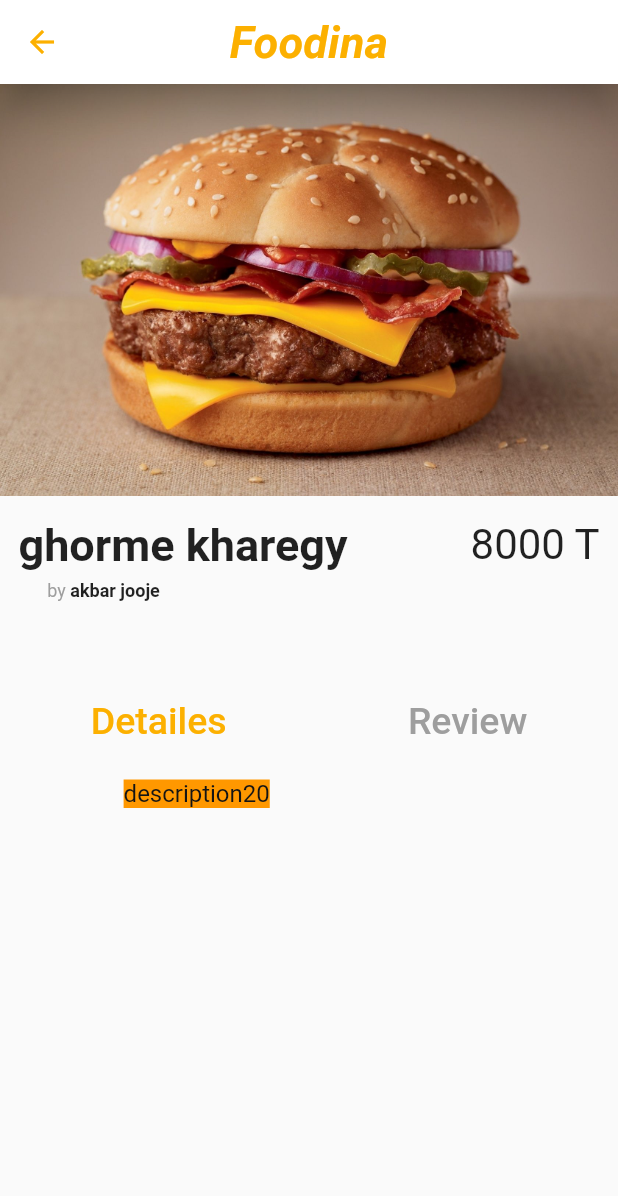
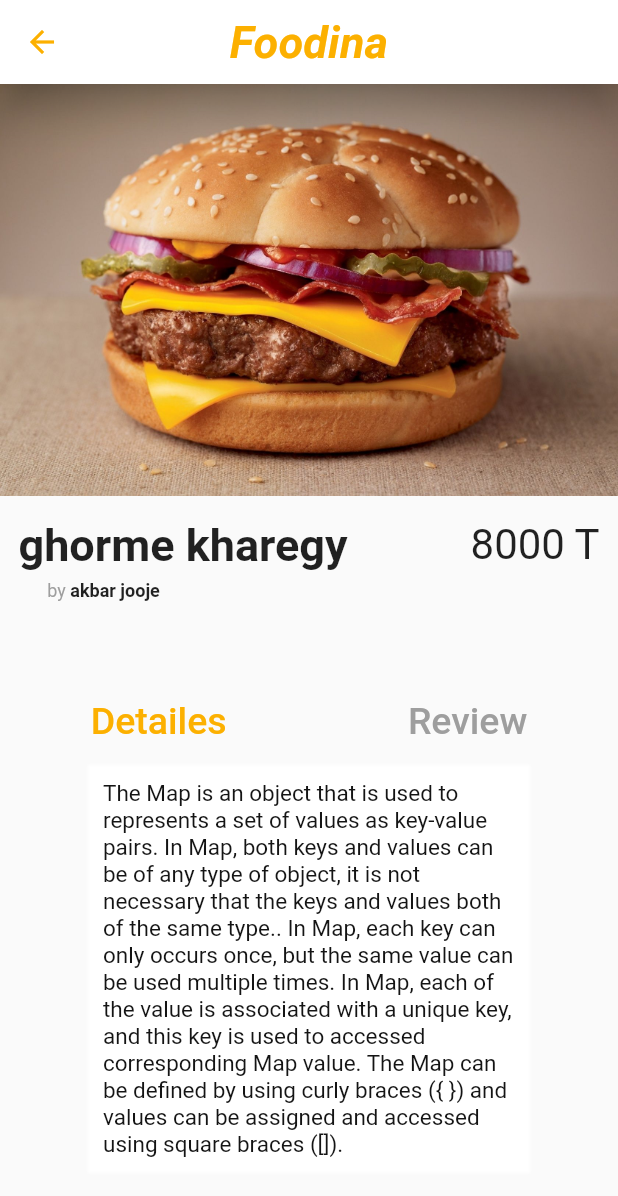
Before and after one commit to seyed-mostafa/seller_app, a Flutter app: the screen it shows after launch, after a tap on "ghorme kharegy", on a phone screen of 412 x 824 dp. Shown: the top 1196 px of the screen. Run offline on Flutter 3.47's test engine with Material 2 defaults, Android fonts, the light colour scheme and no system bars; our stand-ins replace google_maps_flutter.

Commit message:
تکمیل بخش توضیحات و نظرات غذاها

```diff
--- a/lib/Pages/FoodPage.dart
+++ b/lib/Pages/FoodPage.dart
@@ -20,38 +20,58 @@ class FoodPage extends StatefulWidget {
 class _FoodPageState extends State<FoodPage> {
   int state = 1;
 
-
   @override
   Widget build(BuildContext context) {
-    DetailesOrReview(){
-      if(state==1){
+    DetailesOrReview() {
+      if (state == 1) {
         return Container(
             alignment: Alignment.centerLeft,
-          padding: EdgeInsets.symmetric(horizontal: MediaQuery.of(context).size.width/5,vertical: 15),
-          child:
-          Container(
-          color: Colors.orange,
+            padding: EdgeInsets.symmetric(
+                horizontal: MediaQuery.of(context).size.width / 6,
+                vertical: 15),
+            child: Container(
+              child: Container(
+                decoration: BoxDecoration(boxShadow: [
+                  BoxShadow(
+                      color: Colors.white,
+                      spreadRadius: 10,
+                      blurRadius: 0.5,
+                      offset: Offset(0, 0))
+                ]),
+                child: Text(
+                  widget.restaurants[widget.currentRestaurant]
+                      .getMenu()[widget.currentFood]
+                      .getDescription(),
+                  style: TextStyle(color: theme.black, fontSize: 15),
+                ),
+              ),
+            ));
+      } else {
+        return Container(
+            alignment: Alignment.centerLeft,
+            padding: EdgeInsets.symmetric(
+                horizontal: MediaQuery.of(context).size.width / 6,
+                vertical: 15),
+            child: Container(
+              child: Container(
+                decoration: BoxDecoration(boxShadow: [
+                  BoxShadow(
+                      color: Colors.white,
+                      spreadRadius: 10,
+                      blurRadius: 0.5,
+                      offset: Offset(0, 0))
+                ]),
                 child: Text(widget.restaurants[widget.currentRestaurant]
                     .getMenu()[widget.currentFood]
-              .getDescription(),style: TextStyle(color: theme.black,fontSize: 16),),
-          )
-      );
-
-      }else{
-        return ListView(
-          children: List.generate(
-              widget.restaurants[widget.currentRestaurant].getMenu()[widget.currentFood].getComment().length
-              , (index) => Text(widget.restaurants[widget.currentRestaurant].getMenu()[widget.currentFood].getComment()[index])),
-        );
-
+                    .getComment()
+                    .elementAt(0)),
+              ),
+            ));
       }
     }
 
     foodData() {
-
-
-      return Container(
-        child: Column(
+      return ListView(
         children: [
           Container(
             height: MediaQuery.of(context).size.height / 3,
@@ -62,8 +82,9 @@ class _FoodPageState extends State<FoodPage> {
             ),
           ),
           Container(
-
-              padding: EdgeInsets.symmetric(horizontal: MediaQuery.of(context).size.width/100,vertical: 15),
+            padding: EdgeInsets.symmetric(
+                horizontal: MediaQuery.of(context).size.width / 100,
+                vertical: 15),
             child: Column(
               children: [
                 Row(children: [
@@ -92,27 +113,29 @@ class _FoodPageState extends State<FoodPage> {
                 SizedBox(
                   height: 5,
                 ),
-
                 Row(
                   children: [
                     Spacer(),
-                      Text('by ',style: TextStyle(fontSize: 12,color: Colors.grey),),
-                      Text(widget.restaurants[widget.currentRestaurant]
-                          .getName(),
-
-                        style: TextStyle(fontSize:12,fontWeight: FontWeight.bold),
+                    Text(
+                      'by ',
+                      style: TextStyle(fontSize: 12, color: Colors.grey),
                     ),
-                      Spacer(flex: 10,),
+                    Text(
+                      widget.restaurants[widget.currentRestaurant].getName(),
+                      style:
+                          TextStyle(fontSize: 12, fontWeight: FontWeight.bold),
+                    ),
+                    Spacer(
+                      flex: 10,
+                    ),
                     Text(''),
                     Spacer(),
                   ],
                 ),
-
               ],
             ),
           ),
-
-            Padding(padding:EdgeInsets.all(20)),
+          Padding(padding: EdgeInsets.all(20)),
           Row(
             children: [
               Spacer(),
@@ -126,9 +149,9 @@ class _FoodPageState extends State<FoodPage> {
                 },
                 child: Text('Detailes',
                     style: TextStyle(
-
                       fontSize: 25,
-                          color: state == 1 ? theme.yellow : Colors.grey,)),
+                      color: state == 1 ? theme.yellow : Colors.grey,
+                    )),
               ),
               Spacer(
                 flex: 2,
@@ -151,12 +174,9 @@ class _FoodPageState extends State<FoodPage> {
           ),
           DetailesOrReview(),
           Spacer(),
-
         ],
-        ),
       );
     }
-
 
     return Scaffold(
       appBar: appBar(),
--- a/lib/SplashScreen.dart
+++ b/lib/SplashScreen.dart
@@ -13,51 +13,101 @@ class SplashScreen extends StatefulWidget {
 }
 
 class _SplashScreenState extends State<SplashScreen> {
-  Restaurant restaurant1=new Restaurant('akbar jooje', LatLng(35.717676891099835, 51.331243399093914), '09123456780', '1234');
-  List<Restaurant> restaurants= List.empty(growable: true);
+  Restaurant restaurant1 = new Restaurant('akbar jooje',
+      LatLng(35.717676891099835, 51.331243399093914), '09123456780', '1234');
+  List<Restaurant> restaurants = List.empty(growable: true);
   bool EnteredUser = true;
   int currentRestaurant = 0;
 
   @override
   void initState() {
-  restaurants.add(restaurant1);
+    restaurants.add(restaurant1);
     //restaurants.add(Restaurant("name", null, "phoneNumber", "password"));
-  List<Food> food=[
-  Food('ghorme kharegy', 'description20', 8000,null , false, true, TypeFood.International),
-  Food('ghorme', 'description1 \n sdsdsxswd\n sdwdwdhkouojojqox', 25000,null , false, true, TypeFood.PersianFood),
-  Food('makhsoos', 'description3', 25000,null , false, true, TypeFood.Pizza),
-  Food('sabzijat', 'description4', 25000,null , false, true, TypeFood.Pizza),
-  Food('hamberger', 'description5', 65000,20 , false, true, TypeFood.Sandwich),
-  Food('sosis', 'description6', 25000,null , false, true, TypeFood.Sandwich),
-  Food('ab', 'description7', 25000,null , false, true, TypeFood.Drinks),
-  Food('doogh', 'description8', 40000,52 , false, true, TypeFood.Drinks),
-  Food('bastany', 'description9', 25000,null , false, true, TypeFood.Dessert),
-  Food('jely', 'description10', 25000,null , false, true, TypeFood.Dessert),
-  Food('soop', 'description11', 25000,60 , false, true, TypeFood.Appetizer),
-  Food('fereny', 'description12', 25000,null , false, true, TypeFood.Appetizer),
-  Food('morgh sokhary', 'description13', 80000,null , false, true, TypeFood.Fried),
-  Food('gharch sorakhy', 'description14', 25000,null , false, true, TypeFood.Fried),
-  Food('Medium Rare', 'description15', 15000,null , false, true, TypeFood.Steaks),
-  Food('T-bone Steak', 'description16', 25000,20 , false, true, TypeFood.Steaks),
-  Food('nimroo', 'description17', 5000,null , false, true, TypeFood.Breakfast)
-  ];
+    Food food1 = Food('ghorme', 'description1', 25000, null, false, true,
+        TypeFood.PersianFood);
+    Food food2 = Food(
+        'gheime', 'description2', 30000, 20, false, true, TypeFood.PersianFood);
+    Food food3 = Food(
+        'makhsoos', 'description3', 25000, null, false, true, TypeFood.Pizza);
+    Food food4 = Food(
+        'sabzijat', 'description4', 25000, null, false, true, TypeFood.Pizza);
+    Food food5 = Food(
+        'hamberger', 'description5', 65000, 20, false, true, TypeFood.Sandwich);
+    Food food6 = Food(
+        'sosis', 'description6', 25000, null, false, true, TypeFood.Sandwich);
+    Food food7 =
+        Food('ab', 'description7', 25000, null, false, true, TypeFood.Drinks);
+    Food food8 =
+        Food('doogh', 'description8', 40000, 52, false, true, TypeFood.Drinks);
+    Food food9 = Food(
+        'bastany', 'description9', 25000, null, false, true, TypeFood.Dessert);
+    Food food10 = Food(
+        'jely', 'description10', 25000, null, false, true, TypeFood.Dessert);
+    Food food11 = Food(
+        'soop', 'description11', 25000, 60, false, true, TypeFood.Appetizer);
+    Food food12 = Food('fereny', 'description12', 25000, null, false, true,
+        TypeFood.Appetizer);
+    Food food13 = Food('morgh sokhary', 'description13', 80000, null, false,
+        true, TypeFood.Fried);
+    Food food14 = Food('gharch sorakhy', 'description14', 25000, null, false,
+        true, TypeFood.Fried);
+    Food food15 = Food('Medium Rare', 'description15', 15000, null, false, true,
+        TypeFood.Steaks);
+    Food food16 = Food('T-bone Steak', 'description16', 25000, 20, false, true,
+        TypeFood.Steaks);
+    Food food17 = Food(
+        'nimroo', 'description17', 5000, null, false, true, TypeFood.Breakfast);
+    Food food18 = Food('pancake', 'description18', 25000, null, false, true,
+        TypeFood.Breakfast);
+    Food food19 = Food('ghorme kharegy', 'description19', 25000, 50, false,
+        true, TypeFood.International);
+    Food food20 = Food('ghorme kharegy', 'description20', 8000, null, false,
+        true, TypeFood.International);
+    food1.setComment('comment');
 
-  for(Food food in food ){
-    restaurant1.addMenu(food);
-  }
+    List<Food> food = [
+      food20,
+      food19,
+      food18,
+      food18,
+      food17,
+      food16,
+      food15,
+      food14,
+      food13,
+      food12,
+      food11,
+      food10,
+      food9,
+      food8,
+      food7,
+      food6,
+      food5,
+      food4,
+      food3,
+      food2,
+      food1
+    ];
 
+    for (Food food in food) {
+      restaurant1.addMenu(food);
+    }
+    for (Food food in food) {
+      food.setComment(
+          'A list is an indexable collection of objects with a length. The indexes start from zero. It is possible to create growable or fixed-length lists. By default, we create growable lists with [].It is generally not allowed to modify the lists length (adding or removing elements) while an operation on the list is being performed, for example during a call to forEach or sort. Also, trying to change the length of a list during iteration leads to ConcurrentModificationError.');
+    }
+    for (Food food in food) {
+      food.setDescription(
+          'The Map is an object that is used to represents a set of values as key-value pairs. In Map, both keys and values can be of any type of object, it is not necessary that the keys and values both of the same type.. In Map, each key can only occurs once, but the same value can be used multiple times. In Map, each of the value is associated with a unique key, and this key is used to accessed corresponding Map value. The Map can be defined by using curly braces ({ }) and values can be assigned and accessed using square braces ([]).');
+    }
 
     super.initState();
     Timer(
         Duration(seconds: 0),
-            () => Navigator.of(context).pushReplacement(
-              MaterialPageRoute(
-                builder:  EnteredUser ?
-                    (BuildContext context) => Nav(restaurants, currentRestaurant):
-                    (BuildContext context) => EnteringPage(restaurants)
-              )
-            )
-    );
+        () => Navigator.of(context).pushReplacement(MaterialPageRoute(
+            builder: EnteredUser
+                ? (BuildContext context) => Nav(restaurants, currentRestaurant)
+                : (BuildContext context) => EnteringPage(restaurants))));
   }
 
   @override
```
Lines whose indentation alone changed are shown as unchanged.
